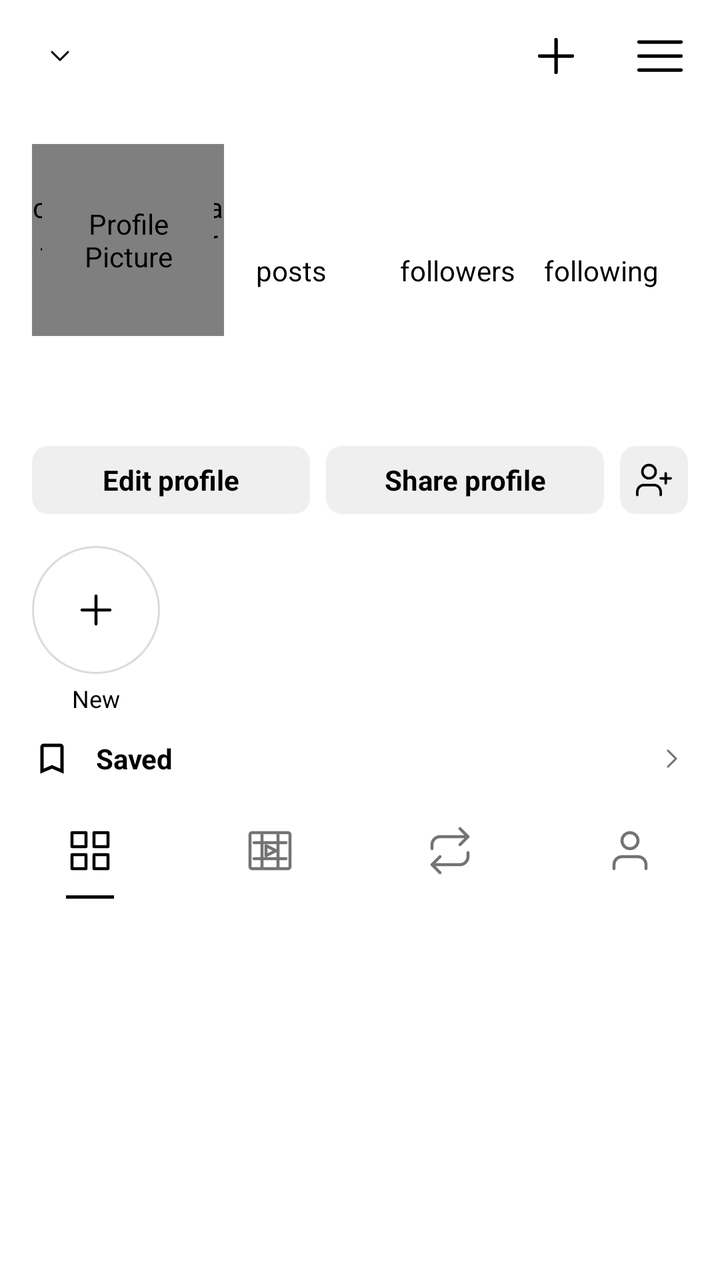
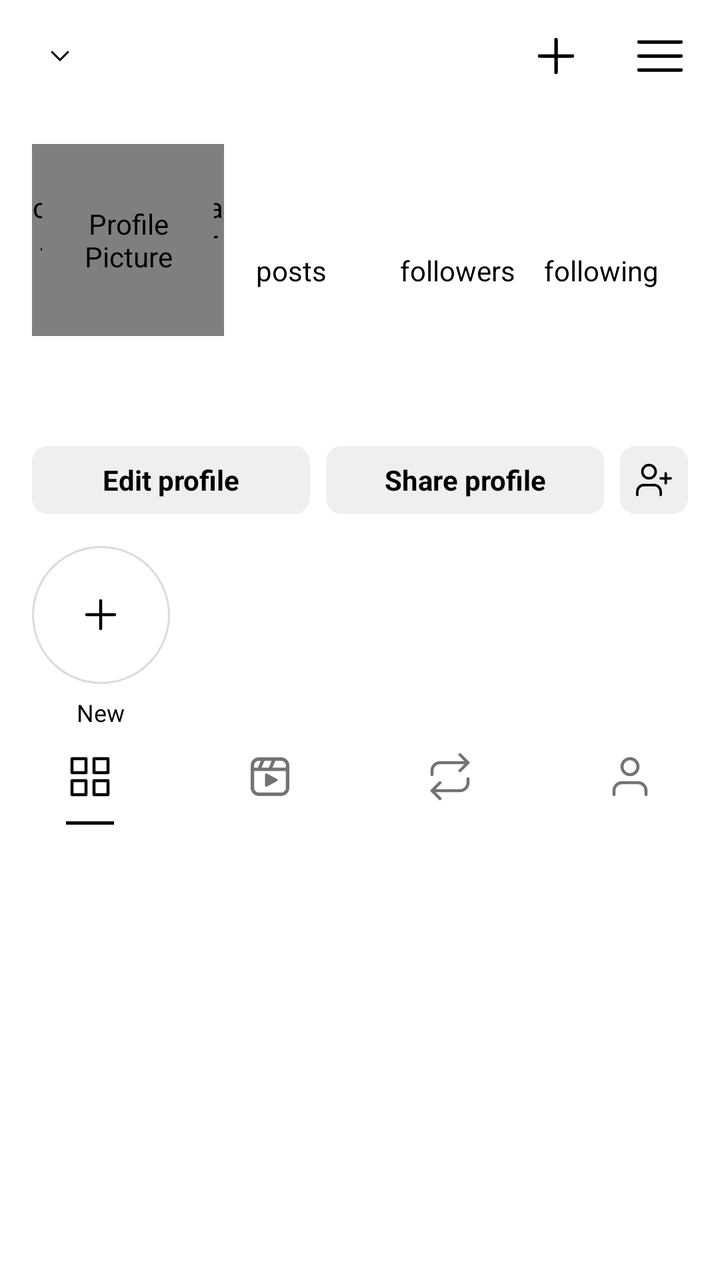

Before-and-after screenshots of an Android layout around one commit, followed by the original layout XML and the change that was made.
<!-- AndroidManifest.xml: application theme Theme.InstaClone -->
<!-- res/layout/fragment_profile.xml -->
<?xml version="1.0" encoding="utf-8"?>
<LinearLayout xmlns:android="http://schemas.android.com/apk/res/android"
    xmlns:app="http://schemas.android.com/apk/res-auto"
    android:layout_width="match_parent"
    android:layout_height="match_parent"
    android:background="?attr/themeBackground"
    android:orientation="vertical">

    
    
    
    
    <LinearLayout
        android:id="@+id/topBar"
        android:layout_width="match_parent"
        android:layout_height="@dimen/profile_top_bar_height"
        android:gravity="center_vertical"
        android:orientation="horizontal"
        android:paddingStart="@dimen/profile_top_bar_padding_horizontal"
        android:paddingEnd="@dimen/profile_top_bar_padding_horizontal">

        <TextView
            android:id="@+id/tv_username"
            android:layout_width="wrap_content"
            android:layout_height="wrap_content"
            android:ellipsize="end"
            android:maxLines="1"
            android:text=""
            android:textColor="?attr/themeTextPrimary"
            android:textSize="@dimen/profile_username_size"
            android:textStyle="bold" />

        <ImageView
            android:id="@+id/ivChevronDown"
            android:layout_width="@dimen/profile_chevron_size"
            android:layout_height="@dimen/profile_chevron_size"
            android:layout_marginStart="@dimen/profile_chevron_gap"
            android:src="@drawable/ic_chevron_down"
            app:tint="?attr/themeTextPrimary"
            android:contentDescription="@null" />

        <View
            android:layout_width="0dp"
            android:layout_height="1dp"
            android:layout_weight="1" />

        <ImageView
            android:id="@+id/iv_settings"
            android:layout_width="@dimen/profile_top_bar_icon"
            android:layout_height="@dimen/profile_top_bar_icon"
            android:layout_marginEnd="@dimen/profile_top_bar_icon_gap"
            android:src="@drawable/ic_add"
            app:tint="?attr/themeTextPrimary"
            android:contentDescription="Create" />

        <ImageView
            android:id="@+id/iv_menu"
            android:layout_width="@dimen/profile_top_bar_icon"
            android:layout_height="@dimen/profile_top_bar_icon"
            android:src="@drawable/ic_menu"
            app:tint="?attr/themeTextPrimary"
            android:contentDescription="Settings" />
    </LinearLayout>

    
    <LinearLayout
        android:id="@+id/topBarOther"
        android:layout_width="match_parent"
        android:layout_height="@dimen/profile_top_bar_height"
        android:gravity="center_vertical"
        android:orientation="horizontal"
        android:paddingStart="@dimen/profile_top_bar_padding_horizontal"
        android:paddingEnd="@dimen/profile_top_bar_padding_horizontal"
        android:visibility="gone">

        <ImageView
            android:id="@+id/ivArrowBack"
            android:layout_width="@dimen/profile_nav_icon"
            android:layout_height="@dimen/profile_nav_icon"
            android:src="@drawable/ic_arrow_back"
            app:tint="?attr/themeTextPrimary"
            android:contentDescription="Back" />

        <TextView
            android:id="@+id/tv_username_other"
            android:layout_width="0dp"
            android:layout_height="wrap_content"
            android:layout_marginStart="@dimen/profile_chevron_gap"
            android:layout_weight="1"
            android:ellipsize="end"
            android:maxLines="1"
            android:text=""
            android:textColor="?attr/themeTextPrimary"
            android:textSize="@dimen/profile_username_other_size"
            android:textStyle="bold" />

        <ImageView
            android:id="@+id/iv_more_horiz_other"
            android:layout_width="@dimen/profile_nav_icon"
            android:layout_height="@dimen/profile_nav_icon"
            android:src="@drawable/ic_more_horiz"
            app:tint="?attr/themeTextPrimary"
            android:contentDescription="More options" />
    </LinearLayout>

    
    
    
    
    <LinearLayout
        android:layout_width="match_parent"
        android:layout_height="wrap_content"
        android:gravity="center_vertical"
        android:orientation="horizontal"
        android:padding="@dimen/profile_header_padding">

        <FrameLayout
            android:layout_width="@dimen/profile_avatar_frame"
            android:layout_height="@dimen/profile_avatar_frame">

            <com.insta.nova.ui.widget.StoryRingView
                android:id="@+id/profileAvatarRing"
                android:layout_width="match_parent"
                android:layout_height="match_parent"
                app:gapWidth="@dimen/profile_ring_gap"
                app:ringState="none"
                app:ringStrokeWidth="@dimen/profile_ring_stroke" />

            <de.hdodenhof.circleimageview.CircleImageView
                android:id="@+id/iv_avatar"
                android:layout_width="@dimen/profile_avatar_size"
                android:layout_height="@dimen/profile_avatar_size"
                android:layout_gravity="center"
                android:src="@drawable/ic_person_placeholder"
                android:contentDescription="Profile Picture" />
        </FrameLayout>

        <LinearLayout
            android:layout_width="0dp"
            android:layout_height="wrap_content"
            android:layout_marginStart="@dimen/profile_header_gap"
            android:layout_weight="1"
            android:orientation="vertical">

            <TextView
                android:id="@+id/tv_display_name"
                android:layout_width="wrap_content"
                android:layout_height="wrap_content"
                android:ellipsize="end"
                android:maxLines="1"
                android:text=""
                android:textColor="?attr/themeTextPrimary"
                android:textSize="@dimen/profile_display_name_size"
                android:textStyle="bold"
                android:visibility="gone" />

            <LinearLayout
                android:layout_width="match_parent"
                android:layout_height="wrap_content"
                android:layout_marginTop="@dimen/profile_stat_margin_top"
                android:orientation="horizontal">

                <LinearLayout
                    android:layout_width="0dp"
                    android:layout_height="wrap_content"
                    android:layout_weight="1"
                    android:gravity="start"
                    android:orientation="vertical">

                    <TextView
                        android:id="@+id/tv_posts_count"
                        android:layout_width="wrap_content"
                        android:layout_height="wrap_content"
                        android:text=""
                        android:textColor="?attr/themeTextPrimary"
                        android:textSize="@dimen/profile_stat_number_size"
                        android:textStyle="bold" />

                    <TextView
                        android:layout_width="wrap_content"
                        android:layout_height="wrap_content"
                        android:text="@string/profile_stat_posts"
                        android:textColor="?attr/themeTextPrimary"
                        android:textSize="@dimen/profile_stat_label_size" />
                </LinearLayout>

                <LinearLayout
                    android:layout_width="0dp"
                    android:layout_height="wrap_content"
                    android:layout_weight="1"
                    android:gravity="start"
                    android:orientation="vertical">

                    <TextView
                        android:id="@+id/tv_followers_count"
                        android:layout_width="wrap_content"
                        android:layout_height="wrap_content"
                        android:text=""
                        android:textColor="?attr/themeTextPrimary"
                        android:textSize="@dimen/profile_stat_number_size"
                        android:textStyle="bold" />

                    <TextView
                        android:layout_width="wrap_content"
                        android:layout_height="wrap_content"
                        android:text="@string/profile_stat_followers"
                        android:textColor="?attr/themeTextPrimary"
                        android:textSize="@dimen/profile_stat_label_size" />
                </LinearLayout>

                <LinearLayout
                    android:layout_width="0dp"
                    android:layout_height="wrap_content"
                    android:layout_weight="1"
                    android:gravity="start"
                    android:orientation="vertical">

                    <TextView
                        android:id="@+id/tv_following_count"
                        android:layout_width="wrap_content"
                        android:layout_height="wrap_content"
                        android:text=""
                        android:textColor="?attr/themeTextPrimary"
                        android:textSize="@dimen/profile_stat_number_size"
                        android:textStyle="bold" />

                    <TextView
                        android:layout_width="wrap_content"
                        android:layout_height="wrap_content"
                        android:text="@string/profile_stat_following"
                        android:textColor="?attr/themeTextPrimary"
                        android:textSize="@dimen/profile_stat_label_size" />
                </LinearLayout>
            </LinearLayout>
        </LinearLayout>
    </LinearLayout>

    
    <TextView
        android:id="@+id/tv_bio"
        android:layout_width="match_parent"
        android:layout_height="wrap_content"
        android:layout_marginTop="@dimen/profile_bio_margin_top"
        android:ellipsize="end"
        android:maxLines="4"
        android:paddingStart="@dimen/profile_header_padding"
        android:paddingEnd="@dimen/profile_header_padding"
        android:text=""
        android:textColor="?attr/themeTextPrimary"
        android:textSize="@dimen/profile_bio_size" />

    
    
    
    <LinearLayout
        android:layout_width="match_parent"
        android:layout_height="wrap_content"
        android:layout_marginTop="@dimen/profile_buttons_margin_top"
        android:orientation="horizontal"
        android:paddingStart="@dimen/profile_header_padding"
        android:paddingEnd="@dimen/profile_header_padding">

        
        <TextView
            android:id="@+id/btnFollow"
            android:layout_width="0dp"
            android:layout_height="@dimen/profile_button_height"
            android:layout_weight="1"
            android:background="@drawable/bg_button_primary"
            android:gravity="center"
            android:text="@string/profile_follow"
            android:textColor="@color/white"
            android:textSize="@dimen/text_button"
            android:textStyle="bold"
            android:visibility="gone" />

        <TextView
            android:id="@+id/btnMessage"
            android:layout_width="0dp"
            android:layout_height="@dimen/profile_button_height"
            android:layout_marginStart="@dimen/profile_button_gap"
            android:layout_weight="1"
            android:background="@drawable/bg_button_secondary"
            android:gravity="center"
            android:text="@string/profile_message"
            android:textColor="?attr/themeTextPrimary"
            android:textSize="@dimen/text_button"
            android:textStyle="bold"
            android:visibility="gone" />

        
        <TextView
            android:id="@+id/btnEditProfile"
            android:layout_width="0dp"
            android:layout_height="@dimen/profile_button_height"
            android:layout_weight="1"
            android:background="@drawable/bg_button_secondary"
            android:gravity="center"
            android:text="@string/profile_edit"
            android:textColor="?attr/themeTextPrimary"
            android:textSize="@dimen/text_button"
            android:textStyle="bold" />

        <TextView
            android:id="@+id/btnShareProfile"
            android:layout_width="0dp"
            android:layout_height="@dimen/profile_button_height"
            android:layout_marginStart="@dimen/profile_button_gap"
            android:layout_weight="1"
            android:background="@drawable/bg_button_secondary"
            android:gravity="center"
            android:text="@string/profile_share"
            android:textColor="?attr/themeTextPrimary"
            android:textSize="@dimen/text_button"
            android:textStyle="bold" />

        
        <FrameLayout
            android:id="@+id/btnAddPerson"
            android:layout_width="@dimen/profile_button_square"
            android:layout_height="@dimen/profile_button_height"
            android:layout_marginStart="@dimen/profile_button_gap"
            android:background="@drawable/bg_button_secondary">

            <ImageView
                android:layout_width="@dimen/profile_button_icon"
                android:layout_height="@dimen/profile_button_icon"
                android:layout_gravity="center"
                android:src="@drawable/ic_add_person"
                app:tint="?attr/themeTextPrimary"
                android:contentDescription="@null" />
        </FrameLayout>
    </LinearLayout>

    
    
    
    <LinearLayout
        android:id="@+id/highlightsRow"
        android:layout_width="match_parent"
        android:layout_height="wrap_content"
        android:layout_marginTop="@dimen/profile_highlights_margin_top"
        android:orientation="horizontal"
        android:paddingStart="@dimen/profile_header_padding"
        android:paddingEnd="@dimen/profile_header_padding">

        <LinearLayout
            android:id="@+id/layoutHighlightNew"
            android:layout_width="wrap_content"
            android:layout_height="wrap_content"
            android:gravity="center"
            android:orientation="vertical">

            <FrameLayout
                android:layout_width="@dimen/profile_highlight_size"
                android:layout_height="@dimen/profile_highlight_size"
                android:background="@drawable/bg_highlight_ring">

                <ImageView
                    android:id="@+id/ivHighlightIcon"
                    android:layout_width="@dimen/profile_highlight_icon"
                    android:layout_height="@dimen/profile_highlight_icon"
                    android:layout_gravity="center"
                    android:src="@drawable/ic_add"
                    app:tint="?attr/themeTextPrimary"
                    android:contentDescription="@null" />
            </FrameLayout>

            <TextView
                android:id="@+id/tvHighlightTitle"
                android:layout_width="wrap_content"
                android:layout_height="wrap_content"
                android:layout_marginTop="@dimen/profile_highlight_title_margin_top"
                android:text="@string/profile_highlight_new"
                android:textColor="?attr/themeTextPrimary"
                android:textSize="@dimen/profile_highlight_title_size" />
        </LinearLayout>
    </LinearLayout>

    
    
    
    <LinearLayout
        android:id="@+id/rowSaved"
        android:layout_width="match_parent"
        android:layout_height="44dp"
        android:background="?attr/selectableItemBackground"
        android:gravity="center_vertical"
        android:orientation="horizontal"
        android:paddingStart="@dimen/profile_header_padding"
        android:paddingEnd="@dimen/profile_header_padding">

        <ImageView
            android:layout_width="20dp"
            android:layout_height="20dp"
            android:contentDescription="@null"
            android:src="@drawable/ic_bookmark_outline"
            app:tint="?attr/themeTextPrimary" />

        <TextView
            android:layout_width="0dp"
            android:layout_height="wrap_content"
            android:layout_marginStart="12dp"
            android:layout_weight="1"
            android:text="@string/saved_entry"
            android:textColor="?attr/themeTextPrimary"
            android:textSize="14sp"
            android:textStyle="bold" />

        <ImageView
            android:layout_width="16dp"
            android:layout_height="16dp"
            android:contentDescription="@null"
            android:src="@drawable/ic_chevron_right"
            app:tint="?attr/themeTextSecondary" />
    </LinearLayout>

    
    
    
    <com.google.android.material.tabs.TabLayout
        android:id="@+id/tab_layout_profile"
        android:layout_width="match_parent"
        android:layout_height="@dimen/profile_tabs_height"
        android:background="?attr/themeBackground"
        app:tabGravity="fill"
        app:tabIconTint="@color/selector_profile_tab_icon"
        app:tabIndicatorColor="?attr/themeTextPrimary"
        app:tabIndicatorFullWidth="false"
        app:tabIndicatorHeight="@dimen/profile_tab_indicator"
        app:tabMode="fixed"
        app:tabPaddingStart="@dimen/profile_tab_padding"
        app:tabPaddingEnd="@dimen/profile_tab_padding"
        app:tabRippleColor="@null">

        <com.google.android.material.tabs.TabItem
            android:id="@+id/tab_posts"
            android:icon="@drawable/ic_grid" />

        <com.google.android.material.tabs.TabItem
            android:id="@+id/tab_reels"
            android:icon="@drawable/ic_reels" />

        <com.google.android.material.tabs.TabItem
            android:id="@+id/tab_reposts"
            android:icon="@drawable/ic_repost" />

        <com.google.android.material.tabs.TabItem
            android:id="@+id/tab_tagged"
            android:icon="@drawable/ic_tagged" />
    </com.google.android.material.tabs.TabLayout>

    
    
    
    <FrameLayout
        android:layout_width="match_parent"
        android:layout_height="0dp"
        android:layout_weight="1">

        <androidx.recyclerview.widget.RecyclerView
            android:id="@+id/rv_media_grid"
            android:layout_width="match_parent"
            android:layout_height="match_parent" />

        <LinearLayout
            android:id="@+id/profileEmptyState"
            android:layout_width="match_parent"
            android:layout_height="match_parent"
            android:gravity="center"
            android:orientation="vertical"
            android:padding="@dimen/profile_empty_padding"
            android:visibility="gone">

            <ImageView
                android:id="@+id/ivEmptyIcon"
                android:layout_width="@dimen/profile_empty_icon"
                android:layout_height="@dimen/profile_empty_icon"
                android:src="@drawable/ic_repost"
                app:tint="?attr/themeTextSecondary"
                android:contentDescription="@null" />

            <TextView
                android:id="@+id/tvEmptyTitle"
                android:layout_width="wrap_content"
                android:layout_height="wrap_content"
                android:layout_marginTop="@dimen/profile_empty_margin_top"
                android:gravity="center"
                android:textColor="?attr/themeTextPrimary"
                android:textSize="@dimen/text_title" />
        </LinearLayout>
    </FrameLayout>

</LinearLayout>
<!-- resources referenced by this layout -->
<resources>
  <color name="white">#FFFFFF</color>
  <dimen name="profile_avatar_frame">96dp</dimen>
  <dimen name="profile_avatar_size">86dp</dimen>
  <dimen name="profile_bio_margin_top">8dp</dimen>
  <dimen name="profile_bio_size">14sp</dimen>
  <dimen name="profile_button_gap">8dp</dimen>
  <dimen name="profile_button_height">34dp</dimen>
  <dimen name="profile_button_icon">20dp</dimen>
  <dimen name="profile_button_square">34dp</dimen>
  <dimen name="profile_chevron_gap">6dp</dimen>
  <dimen name="profile_chevron_size">16dp</dimen>
  <dimen name="profile_empty_icon">56dp</dimen>
  <dimen name="profile_empty_padding">24dp</dimen>
  <dimen name="profile_header_gap">16dp</dimen>
  <dimen name="profile_header_padding">16dp</dimen>
  <dimen name="profile_highlight_icon">24dp</dimen>
  <dimen name="profile_highlight_size">64dp</dimen>
  <dimen name="profile_highlight_title_margin_top">4dp</dimen>
  <dimen name="profile_nav_icon">24dp</dimen>
  <dimen name="profile_ring_gap">2dp</dimen>
  <dimen name="profile_ring_stroke">3dp</dimen>
  <dimen name="profile_stat_label_size">14sp</dimen>
  <dimen name="profile_stat_margin_top">8dp</dimen>
  <dimen name="profile_tab_indicator">1.5dp</dimen>
  <dimen name="profile_tab_padding">6dp</dimen>
  <dimen name="profile_tabs_height">48dp</dimen>
  <dimen name="profile_top_bar_height">56dp</dimen>
  <dimen name="profile_top_bar_icon">28dp</dimen>
  <dimen name="profile_username_size">22sp</dimen>
  <dimen name="text_button">14sp</dimen>
  <dimen name="text_title">16sp</dimen>
  <!-- drawable ic_bookmark_outline (drawable) -->
  <?xml version="1.0" encoding="utf-8"?>
  <vector xmlns:android="http://schemas.android.com/apk/res/android"
      android:width="24dp"
      android:height="24dp"
      android:viewportWidth="24"
      android:viewportHeight="24">
      <path
          android:fillColor="#FF000000"
          android:pathData="M17,3H7C5.9,3 5.01,3.9 5.01,5L5,21l7,-3 7,3V5c0,-1.1 -0.9,-2 -2,-2zm0,15l-5,-2.18L7,18V5h10v13z" />
  </vector>
  <!-- drawable ic_chevron_right (drawable) -->
  <?xml version="1.0" encoding="utf-8"?>
  <vector xmlns:android="http://schemas.android.com/apk/res/android"
      android:width="24dp"
      android:height="24dp"
      android:viewportWidth="24"
      android:viewportHeight="24">
      <path
          android:fillColor="#00000000"
          android:strokeColor="@color/color_text_primary"
          android:strokeWidth="1.5"
          android:strokeLineCap="round"
          android:strokeLineJoin="round"
          android:pathData="M9,6l6,6l-6,6" />
  </vector>
  <!-- drawable ic_reels (drawable) -->
  <?xml version="1.0" encoding="utf-8"?>
  <vector xmlns:android="http://schemas.android.com/apk/res/android"
      android:width="24dp"
      android:height="24dp"
      android:viewportWidth="24"
      android:viewportHeight="24">
      <path
          android:fillColor="#00000000"
          android:strokeColor="@color/color_text_primary"
          android:strokeWidth="1.5"
          android:strokeLineCap="round"
          android:strokeLineJoin="round"
          android:pathData="M4,8h16M4,16h16M8,4v16M16,4v16M3,21h18a1,1 0 0 0 1,-1V4a1,1 0 0 0 -1,-1H3a1,1 0 0 0 -1,1v16a1,1 0 0 0 1,1zM10,9.5l5,2.5l-5,2.5z" />
  </vector>
  <string name="profile_edit">Edit profile</string>
  <string name="profile_follow">Follow</string>
  <string name="profile_highlight_new">New</string>
  <string name="profile_message">Message</string>
  <string name="profile_share">Share profile</string>
  <string name="profile_stat_posts">posts</string>
  <string name="saved_entry">Saved</string>
  <color name="color_primary">#0095F6</color>
  <color name="color_divider">#DBDBDB</color>
  <color name="color_surface_variant">#EFEFEF</color>
  <color name="transparent">#00000000</color>
  <dimen name="profile_highlight_ring">1dp</dimen>
  <color name="color_text_primary">#000000</color>
  <color name="color_background">#FFFFFF</color>
  <color name="color_text_secondary">#737373</color>
  <color name="color_like">#FF3040</color>
  <color name="color_sheet">#FFFFFF</color>
  <!-- unchanged entries left out for length: 25 -->
</resources>

<!-- the commit's change to res/layout/fragment_profile.xml (unified diff, before → after) -->
@@ -185,9 +185,11 @@
                 </LinearLayout>
 
                 <LinearLayout
+                    android:id="@+id/layoutFollowers"
                     android:layout_width="0dp"
                     android:layout_height="wrap_content"
                     android:layout_weight="1"
+                    android:background="?attr/selectableItemBackground"
                     android:gravity="start"
                     android:orientation="vertical">
 
@@ -209,9 +211,11 @@
                 </LinearLayout>
 
                 <LinearLayout
+                    android:id="@+id/layoutFollowing"
                     android:layout_width="0dp"
                     android:layout_height="wrap_content"
                     android:layout_weight="1"
+                    android:background="?attr/selectableItemBackground"
                     android:gravity="start"
                     android:orientation="vertical">
 
@@ -335,85 +339,60 @@
     
     
     
-    <LinearLayout
-        android:id="@+id/highlightsRow"
-        android:layout_width="match_parent"
-        android:layout_height="wrap_content"
-        android:layout_marginTop="@dimen/profile_highlights_margin_top"
-        android:orientation="horizontal"
-        android:paddingStart="@dimen/profile_header_padding"
-        android:paddingEnd="@dimen/profile_header_padding">
-
+        <HorizontalScrollView
+            android:id="@+id/highlightsScroll"
+            android:layout_width="match_parent"
+            android:layout_height="wrap_content"
+            android:layout_marginTop="@dimen/profile_highlights_margin_top"
+            android:scrollbars="none"
+            android:overScrollMode="never"
+            android:fillViewport="true">
         <LinearLayout
-            android:id="@+id/layoutHighlightNew"
-            android:layout_width="wrap_content"
+            android:id="@+id/highlightsRow"
+            android:layout_width="match_parent"
             android:layout_height="wrap_content"
-            android:gravity="center"
-            android:orientation="vertical">
-
-            <FrameLayout
-                android:layout_width="@dimen/profile_highlight_size"
-                android:layout_height="@dimen/profile_highlight_size"
-                android:background="@drawable/bg_highlight_ring">
-
-                <ImageView
-                    android:id="@+id/ivHighlightIcon"
-                    android:layout_width="@dimen/profile_highlight_icon"
-                    android:layout_height="@dimen/profile_highlight_icon"
-                    android:layout_gravity="center"
-                    android:src="@drawable/ic_add"
-                    app:tint="?attr/themeTextPrimary"
-                    android:contentDescription="@null" />
-            </FrameLayout>
-
-            <TextView
-                android:id="@+id/tvHighlightTitle"
+            android:orientation="horizontal"
+            android:paddingStart="@dimen/profile_header_padding"
+            android:paddingEnd="@dimen/profile_header_padding">
+
+            
+            <LinearLayout
+                android:id="@+id/layoutHighlightNew"
                 android:layout_width="wrap_content"
                 android:layout_height="wrap_content"
-                android:layout_marginTop="@dimen/profile_highlight_title_margin_top"
-                android:text="@string/profile_highlight_new"
-                android:textColor="?attr/themeTextPrimary"
-                android:textSize="@dimen/profile_highlight_title_size" />
+                android:layout_marginEnd="16dp"
+                android:gravity="center_horizontal"
+                android:orientation="vertical">
+
+                <FrameLayout
+                    android:layout_width="@dimen/p18_highlight_outer"
+                    android:layout_height="@dimen/p18_highlight_outer"
+                    android:background="@drawable/bg_highlight_ring">
+
+                    <ImageView
+                        android:id="@+id/ivHighlightIcon"
+                        android:layout_width="@dimen/profile_highlight_icon"
+                        android:layout_height="@dimen/profile_highlight_icon"
+                        android:layout_gravity="center"
+                        android:src="@drawable/ic_add"
+                        app:tint="?attr/themeTextPrimary"
+                        android:contentDescription="@null" />
+                </FrameLayout>
+
+                <TextView
+                    android:id="@+id/tvHighlightTitle"
+                    android:layout_width="match_parent"
+                    android:layout_height="wrap_content"
+                    android:layout_marginTop="6dp"
+                    android:ellipsize="end"
+                    android:gravity="center"
+                    android:maxLines="1"
+                    android:text="@string/profile_highlight_new"
+                    android:textColor="?attr/themeTextPrimary"
+                    android:textSize="@dimen/profile_highlight_title_size" />
+            </LinearLayout>
         </LinearLayout>
-    </LinearLayout>
-
-    
-    
-    
-    <LinearLayout
-        android:id="@+id/rowSaved"
-        android:layout_width="match_parent"
-        android:layout_height="44dp"
-        android:background="?attr/selectableItemBackground"
-        android:gravity="center_vertical"
-        android:orientation="horizontal"
-        android:paddingStart="@dimen/profile_header_padding"
-        android:paddingEnd="@dimen/profile_header_padding">
-
-        <ImageView
-            android:layout_width="20dp"
-            android:layout_height="20dp"
-            android:contentDescription="@null"
-            android:src="@drawable/ic_bookmark_outline"
-            app:tint="?attr/themeTextPrimary" />
-
-        <TextView
-            android:layout_width="0dp"
-            android:layout_height="wrap_content"
-            android:layout_marginStart="12dp"
-            android:layout_weight="1"
-            android:text="@string/saved_entry"
-            android:textColor="?attr/themeTextPrimary"
-            android:textSize="14sp"
-            android:textStyle="bold" />
-
-        <ImageView
-            android:layout_width="16dp"
-            android:layout_height="16dp"
-            android:contentDescription="@null"
-            android:src="@drawable/ic_chevron_right"
-            app:tint="?attr/themeTextSecondary" />
-    </LinearLayout>
+        </HorizontalScrollView>
 
     
     
<!-- resource entries referenced after the edit -->
@@ -1,6 +1,7 @@
 <!-- resources referenced by this layout -->
 <resources>
   <color name="white">#FFFFFF</color>
+  <dimen name="p18_highlight_outer">69dp</dimen>
   <dimen name="profile_avatar_frame">96dp</dimen>
   <dimen name="profile_avatar_size">86dp</dimen>
   <dimen name="profile_bio_margin_top">8dp</dimen>
@@ -16,8 +17,6 @@
   <dimen name="profile_header_gap">16dp</dimen>
   <dimen name="profile_header_padding">16dp</dimen>
   <dimen name="profile_highlight_icon">24dp</dimen>
-  <dimen name="profile_highlight_size">64dp</dimen>
-  <dimen name="profile_highlight_title_margin_top">4dp</dimen>
   <dimen name="profile_nav_icon">24dp</dimen>
   <dimen name="profile_ring_gap">2dp</dimen>
   <dimen name="profile_ring_stroke">3dp</dimen>
@@ -31,32 +30,6 @@
   <dimen name="profile_username_size">22sp</dimen>
   <dimen name="text_button">14sp</dimen>
   <dimen name="text_title">16sp</dimen>
-  <!-- drawable ic_bookmark_outline (drawable) -->
-  <?xml version="1.0" encoding="utf-8"?>
-  <vector xmlns:android="http://schemas.android.com/apk/res/android"
-      android:width="24dp"
-      android:height="24dp"
-      android:viewportWidth="24"
-      android:viewportHeight="24">
-      <path
-          android:fillColor="#FF000000"
-          android:pathData="M17,3H7C5.9,3 5.01,3.9 5.01,5L5,21l7,-3 7,3V5c0,-1.1 -0.9,-2 -2,-2zm0,15l-5,-2.18L7,18V5h10v13z" />
-  </vector>
-  <!-- drawable ic_chevron_right (drawable) -->
-  <?xml version="1.0" encoding="utf-8"?>
-  <vector xmlns:android="http://schemas.android.com/apk/res/android"
-      android:width="24dp"
-      android:height="24dp"
-      android:viewportWidth="24"
-      android:viewportHeight="24">
-      <path
-          android:fillColor="#00000000"
-          android:strokeColor="@color/color_text_primary"
-          android:strokeWidth="1.5"
-          android:strokeLineCap="round"
-          android:strokeLineJoin="round"
-          android:pathData="M9,6l6,6l-6,6" />
-  </vector>
   <!-- drawable ic_reels (drawable) -->
   <?xml version="1.0" encoding="utf-8"?>
   <vector xmlns:android="http://schemas.android.com/apk/res/android"
@@ -67,10 +40,34 @@
       <path
           android:fillColor="#00000000"
           android:strokeColor="@color/color_text_primary"
-          android:strokeWidth="1.5"
+          android:strokeWidth="1.7"
           android:strokeLineCap="round"
           android:strokeLineJoin="round"
-          android:pathData="M4,8h16M4,16h16M8,4v16M16,4v16M3,21h18a1,1 0 0 0 1,-1V4a1,1 0 0 0 -1,-1H3a1,1 0 0 0 -1,1v16a1,1 0 0 0 1,1zM10,9.5l5,2.5l-5,2.5z" />
+          android:pathData="M6.4,3.2 L17.6,3.2 C19.35,3.2 20.8,4.65 20.8,6.4 L20.8,17.6 C20.8,19.35 19.35,20.8 17.6,20.8 L6.4,20.8 C4.65,20.8 3.2,19.35 3.2,17.6 L3.2,6.4 C3.2,4.65 4.65,3.2 6.4,3.2 Z" />
+      <path
+          android:fillColor="#00000000"
+          android:strokeColor="@color/color_text_primary"
+          android:strokeWidth="1.7"
+          android:strokeLineCap="round"
+          android:pathData="M3.35,8.35 L20.65,8.35" />
+      <path
+          android:fillColor="#00000000"
+          android:strokeColor="@color/color_text_primary"
+          android:strokeWidth="1.7"
+          android:strokeLineCap="round"
+          android:pathData="M8.6,3.35 L6.6,8.15" />
+      <path
+          android:fillColor="#00000000"
+          android:strokeColor="@color/color_text_primary"
+          android:strokeWidth="1.7"
+          android:strokeLineCap="round"
+          android:pathData="M14.05,3.35 L12.05,8.15" />
+      <path
+          android:fillColor="@color/color_text_primary"
+          android:strokeColor="@color/color_text_primary"
+          android:strokeWidth="1.2"
+          android:strokeLineJoin="round"
+          android:pathData="M10.1,10.95 L15.25,13.7 L10.1,16.45 Z" />
   </vector>
   <string name="profile_edit">Edit profile</string>
   <string name="profile_follow">Follow</string>
@@ -78,7 +75,6 @@
   <string name="profile_message">Message</string>
   <string name="profile_share">Share profile</string>
   <string name="profile_stat_posts">posts</string>
-  <string name="saved_entry">Saved</string>
   <color name="color_primary">#0095F6</color>
   <color name="color_divider">#DBDBDB</color>
   <color name="color_surface_variant">#EFEFEF</color>
